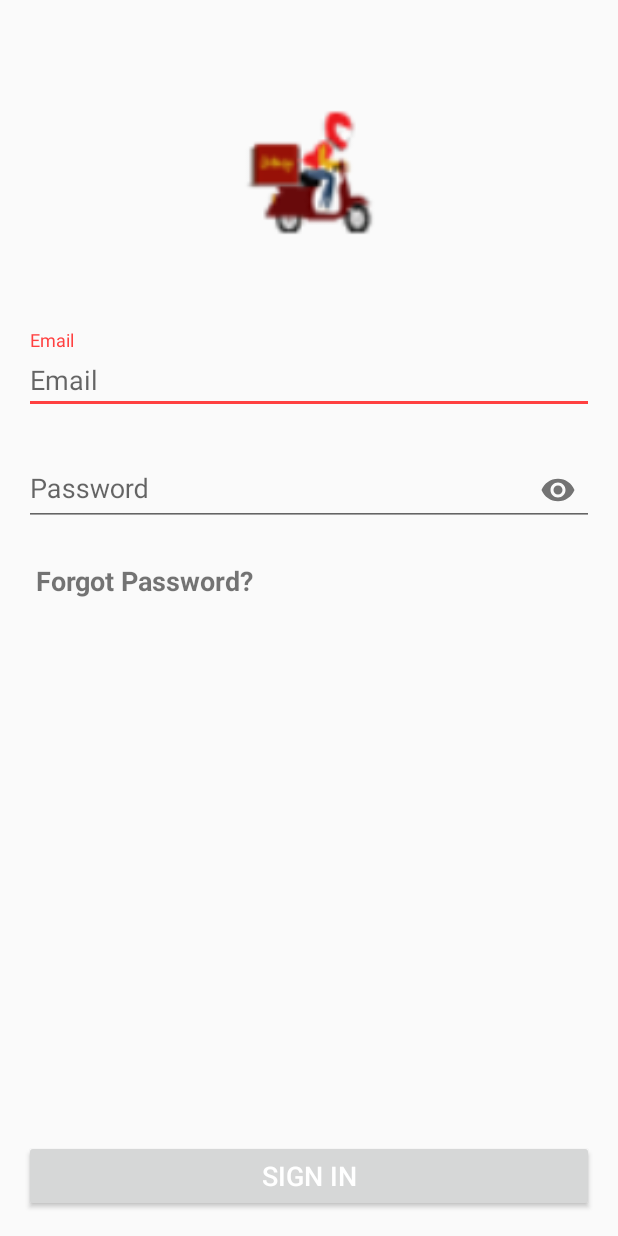
After one commit to nahiduddin007/Abeer_Food_Driver_App, an Android app: the SignInActivity screen opened directly, with no data from a screen before it, on a phone screen of 412 x 824 dp. The commit adds this screen. Run offline under Robolectric (Android 15) with nearby library versions, the phone set to English and light mode, and no system bars; our stand-ins replace Volley.

Commit message:
Sign In Activity Add

```diff
--- a/app/build.gradle
+++ b/app/build.gradle
@@ -34,7 +34,7 @@ dependencies {
     implementation 'com.google.android.gms:play-services-maps:17.0.0'
 
     implementation 'com.google.maps:google-maps-services:0.2.11'
-
+    implementation 'com.android.volley:volley:1.1.1'
 
 
     //noinspection GradleDynamicVersion
@@ -45,5 +45,6 @@ dependencies {
     implementation 'com.squareup.retrofit2:converter-scalars:2.1.0'
     testImplementation 'junit:junit:4.12'
     androidTestImplementation 'androidx.test:runner:1.2.0'
+
     androidTestImplementation 'androidx.test.espresso:espresso-core:3.2.0'
 }
--- a/app/src/main/AndroidManifest.xml
+++ b/app/src/main/AndroidManifest.xml
@@ -2,16 +2,14 @@
 <manifest xmlns:android="http://schemas.android.com/apk/res/android"
     xmlns:tools="http://schemas.android.com/tools"
     package="com.nahiduddin.myapplication">
-
     <!--
          The ACCESS_COARSE/FINE_LOCATION permissions are not required to use
          Google Maps Android API v2, but you must specify either coarse or fine
          location permissions for the 'MyLocation' functionality.
     -->
-    <uses-permission android:name="android.permission.ACCESS_FINE_LOCATION"/>
-    <uses-permission android:name="android.permission.ACCESS_COARSE_LOCATION"/>
-    <uses-permission android:name="android.permission.ACCESS_NETWORK_STATE"/>
-
+    <uses-permission android:name="android.permission.ACCESS_FINE_LOCATION" />
+    <uses-permission android:name="android.permission.ACCESS_COARSE_LOCATION" />
+    <uses-permission android:name="android.permission.ACCESS_NETWORK_STATE" />
 
     <application
         android:allowBackup="true"
@@ -20,7 +18,7 @@
         android:roundIcon="@mipmap/ic_launcher_round"
         android:supportsRtl="true"
         android:theme="@style/AppTheme">
-
+        <activity android:name=".SignInActivity"></activity>
         <!--
              The API key for Google Maps-based APIs is defined as a string resource.
              (See the file "res/values/google_maps_api.xml").
@@ -35,9 +33,7 @@
 
         <activity
             android:name=".MapsActivity"
-            android:label="@string/title_activity_maps"></activity>
-
-
+            android:label="@string/title_activity_maps" />
         <!--
              The API key for Google Maps-based APIs is defined as a string resource.
              (See the file "res/values/google_maps_api.xml").
--- a/app/src/main/java/com/nahiduddin/myapplication/HomeFragment.java
+++ b/app/src/main/java/com/nahiduddin/myapplication/HomeFragment.java
@@ -229,6 +229,7 @@ public  class HomeFragment extends Fragment implements OnMapReadyCallback,Google
         }
     }
 
+    @RequiresApi(api = Build.VERSION_CODES.KITKAT)
     @Override
     public void onResume() {
         super.onResume();
--- /dev/null
+++ b/app/src/main/java/com/nahiduddin/myapplication/SignInActivity.java
@@ -0,0 +1,129 @@
+package com.nahiduddin.myapplication;
+
+import androidx.appcompat.app.AppCompatActivity;
+
+import android.app.ProgressDialog;
+import android.os.Bundle;
+import android.text.Editable;
+import android.text.TextUtils;
+import android.text.TextWatcher;
+import android.util.Patterns;
+import android.view.View;
+import android.widget.Button;
+import android.widget.EditText;
+import android.widget.TextView;
+
+import com.android.volley.AuthFailureError;
+import com.android.volley.Request;
+import com.android.volley.Response;
+import com.android.volley.VolleyError;
+import com.android.volley.toolbox.StringRequest;
+import com.android.volley.toolbox.Volley;
+import com.nahiduddin.myapplication.utils.utils;
+
+import java.util.HashMap;
+import java.util.Map;
+
+public class SignInActivity extends AppCompatActivity {
+
+    private EditText emailET, passwordET;
+    private Button signInButton;
+    private TextView forgotPassTV;
+
+    @Override
+    protected void onCreate(Bundle savedInstanceState) {
+        super.onCreate(savedInstanceState);
+        setContentView(R.layout.activity_sign_in);
+
+        initialization();
+    }
+
+    private void initialization() {
+        emailET = findViewById(R.id.signInEmailET);
+        passwordET = findViewById(R.id.signInPasswordET);
+        signInButton = findViewById(R.id.signInSignInButton);
+        forgotPassTV = findViewById(R.id.signInForgotPasswordTV);
+
+        emailET.addTextChangedListener(new TextWatcher() {
+            @Override
+            public void beforeTextChanged(CharSequence s, int start, int count, int after) {
+
+            }
+
+            @Override
+            public void onTextChanged(CharSequence s, int start, int before, int count) {
+                checkInputs();
+            }
+
+            @Override
+            public void afterTextChanged(Editable s) {
+
+            }
+        });
+        passwordET.addTextChangedListener(new TextWatcher() {
+            @Override
+            public void beforeTextChanged(CharSequence s, int start, int count, int after) {
+
+            }
+
+            @Override
+            public void onTextChanged(CharSequence s, int start, int before, int count) {
+                checkInputs();
+            }
+
+            @Override
+            public void afterTextChanged(Editable s) {
+
+            }
+        });
+        signInButton.setOnClickListener(new View.OnClickListener() {
+            @Override
+            public void onClick(View v) {
+                loginIntoAccouont();
+            }
+        });
+    }
+
+    private void loginIntoAccouont() {
+        ProgressDialog dialog = new ProgressDialog(getApplicationContext());
+        dialog.setTitle("Logging..");
+        dialog.setMessage("Please wait a while...");
+        dialog.show();
+
+        StringRequest stringRequest = new StringRequest(Request.Method.POST,
+                utils.SINGIN_URL, new Response.Listener<String>() {
+            @Override
+            public void onResponse(String response) {
+
+            }
+        }, new Response.ErrorListener() {
+            @Override
+            public void onErrorResponse(VolleyError error) {
+
+            }
+        }) {
+            @Override
+            protected Map<String, String> getParams() throws AuthFailureError {
+                Map<String, String> params = new HashMap<>();
+                params.put("email", emailET.getText().toString());
+                params.put("password", passwordET.getText().toString());
+                return super.getParams();
+            }
+        };
+    }
+
+    private void checkInputs(){
+
+        if (!TextUtils.isEmpty(emailET.getText().toString()) && Patterns.EMAIL_ADDRESS.matcher(emailET.getText().toString()).matches()){
+            if (!TextUtils.isEmpty(passwordET.getText().toString()) && passwordET.getText().toString().length()>6){
+                signInButton.setEnabled(true);
+            } else {
+                signInButton.setEnabled(false);
+                passwordET.setError("Enter password more than 6 letters");
+            }
+        } else {
+            signInButton.setEnabled(false);
+            emailET.setError("Enter a valid email");
+        }
+    }
+}
--- /dev/null
+++ b/app/src/main/java/com/nahiduddin/myapplication/utils/utils.java
@@ -0,0 +1,8 @@
+package com.nahiduddin.myapplication.utils;
+
+public class utils {
+    private static final String BASE_URL = "http://www.mykingscoder.xyz/Android/v3/";
+    public static final String SINGIN_URL = BASE_URL + "signin.php";
+
+
+}
--- /dev/null
+++ b/app/src/main/res/layout/activity_sign_in.xml
@@ -0,0 +1,85 @@
+<?xml version="1.0" encoding="utf-8"?>
+<androidx.constraintlayout.widget.ConstraintLayout xmlns:android="http://schemas.android.com/apk/res/android"
+    xmlns:app="http://schemas.android.com/apk/res-auto"
+    xmlns:tools="http://schemas.android.com/tools"
+    android:layout_width="match_parent"
+    android:layout_height="match_parent"
+    tools:context=".SignInActivity">
+
+    <ImageView
+        android:id="@+id/imageView"
+        android:layout_width="130dp"
+        android:layout_height="130dp"
+        android:layout_marginTop="50dp"
+        app:layout_constraintEnd_toEndOf="parent"
+        app:layout_constraintStart_toStartOf="parent"
+        app:layout_constraintTop_toTopOf="parent"
+        app:srcCompat="@drawable/food_delivery" />
+
+    <com.google.android.material.textfield.TextInputLayout
+        android:id="@+id/textInputLayout"
+        android:layout_width="0dp"
+        android:layout_height="wrap_content"
+        android:layout_marginStart="16dp"
+        android:layout_marginTop="40dp"
+        android:layout_marginEnd="16dp"
+        android:hint="Email"
+        app:layout_constraintEnd_toEndOf="parent"
+        app:layout_constraintStart_toStartOf="parent"
+        app:layout_constraintTop_toBottomOf="@+id/imageView">
+
+        <com.google.android.material.textfield.TextInputEditText
+            android:id="@+id/signInEmailET"
+            android:layout_width="match_parent"
+            android:layout_height="wrap_content"
+            android:hint="Email"
+            android:inputType="textEmailAddress" />
+    </com.google.android.material.textfield.TextInputLayout>
+
+    <com.google.android.material.textfield.TextInputLayout
+        android:id="@+id/textInputLayout2"
+        android:layout_width="0dp"
+        android:layout_height="wrap_content"
+        android:layout_marginStart="16dp"
+        android:layout_marginTop="16dp"
+        android:layout_marginEnd="16dp"
+        app:layout_constraintEnd_toEndOf="parent"
+        app:layout_constraintStart_toStartOf="parent"
+        app:layout_constraintTop_toBottomOf="@+id/textInputLayout"
+        app:passwordToggleEnabled="true">
+
+        <com.google.android.material.textfield.TextInputEditText
+            android:id="@+id/signInPasswordET"
+            android:layout_width="match_parent"
+            android:layout_height="wrap_content"
+            android:hint="Password"
+            android:inputType="textPassword" />
+    </com.google.android.material.textfield.TextInputLayout>
+
+    <Button
+        android:id="@+id/signInSignInButton"
+        android:layout_width="0dp"
+        android:layout_height="wrap_content"
+        android:layout_marginStart="16dp"
+        android:layout_marginEnd="16dp"
+        android:layout_marginBottom="16dp"
+        android:text="Sign In"
+        android:textColor="@android:color/white"
+        android:textSize="18sp"
+        app:layout_constraintBottom_toBottomOf="parent"
+        app:layout_constraintEnd_toEndOf="parent"
+        app:layout_constraintStart_toStartOf="parent" />
+
+    <TextView
+        android:id="@+id/signInForgotPasswordTV"
+        android:layout_width="wrap_content"
+        android:layout_height="wrap_content"
+        android:layout_marginStart="16dp"
+        android:layout_marginTop="16dp"
+        android:text="Forgot Password?"
+        android:textSize="18sp"
+        android:padding="8dp"
+        android:textStyle="bold"
+        app:layout_constraintStart_toStartOf="parent"
+        app:layout_constraintTop_toBottomOf="@+id/textInputLayout2" />
+</androidx.constraintlayout.widget.ConstraintLayout>
```
